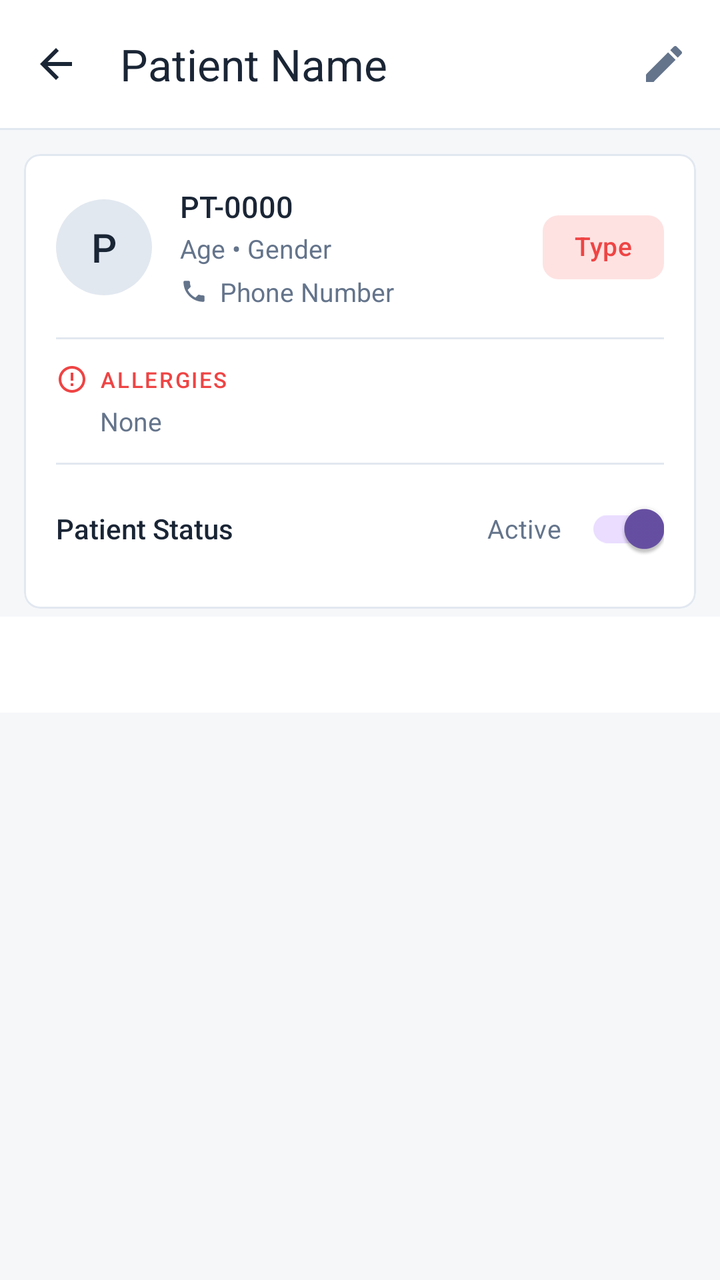
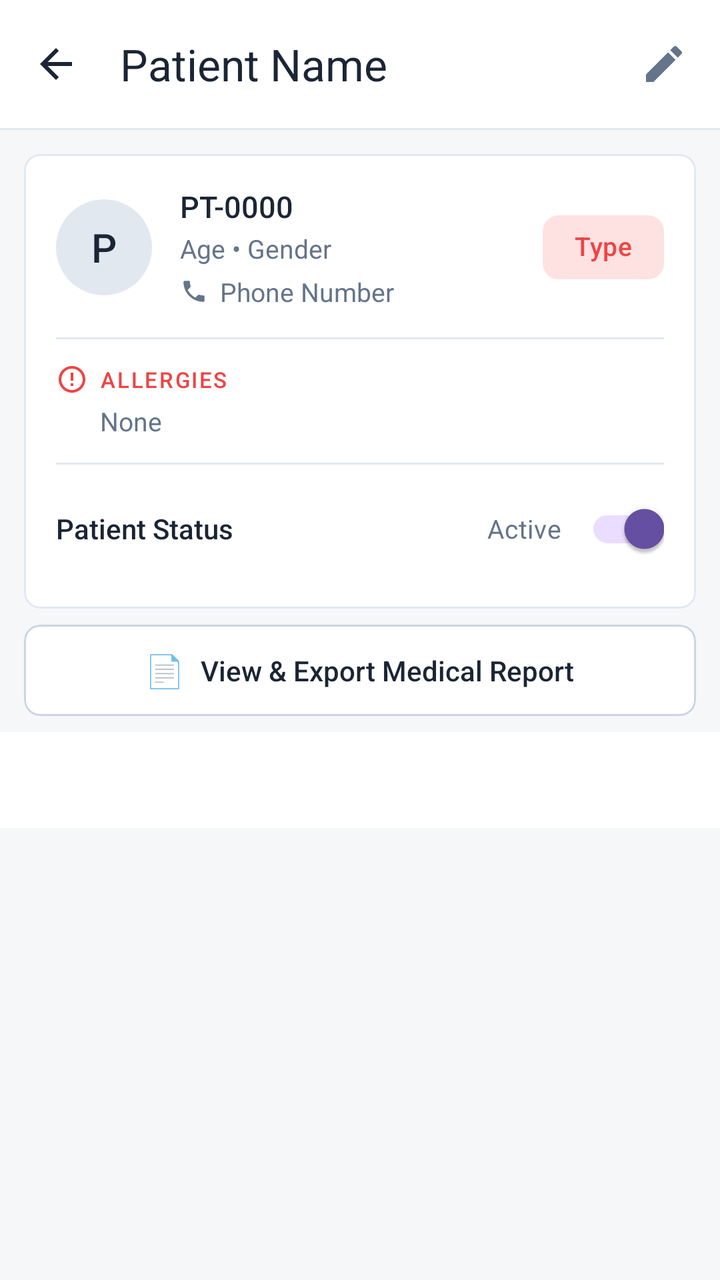

Screens rendered from an Android XML layout before and after an edit, with the pre-edit source and the edit as a unified diff.
<!-- AndroidManifest.xml: activity theme Theme.Healthcare_app -->
<!-- res/layout/activity_patient_detail.xml -->
<?xml version="1.0" encoding="utf-8"?>
<LinearLayout xmlns:android="http://schemas.android.com/apk/res/android"
    xmlns:app="http://schemas.android.com/apk/res-auto"
    android:layout_width="match_parent"
    android:layout_height="match_parent"
    android:fitsSystemWindows="true"
    android:orientation="vertical"
    android:background="#F5F7F9">

    
    <com.google.android.material.appbar.MaterialToolbar
        android:id="@+id/toolbar"
        android:layout_width="match_parent"
        android:layout_height="?attr/actionBarSize"
        android:background="#FFFFFF"
        app:navigationIcon="@drawable/ic_arrow_back"
        app:navigationIconTint="#1A2535"
        app:title="Patient Name"
        app:titleTextColor="#1A2535">

        <ImageView
            android:id="@+id/btnToolbarEdit"
            android:layout_width="wrap_content"
            android:layout_height="wrap_content"
            android:layout_gravity="end"
            android:padding="16dp"
            android:background="?attr/selectableItemBackgroundBorderless"
            android:src="@drawable/ic_edit_24"
            app:tint="#64748B" />

    </com.google.android.material.appbar.MaterialToolbar>

    <View
        android:layout_width="match_parent"
        android:layout_height="1dp"
        android:background="#E2E8F0" />

    
    <com.google.android.material.card.MaterialCardView
        android:layout_width="match_parent"
        android:layout_height="wrap_content"
        android:layout_marginStart="12dp"
        android:layout_marginEnd="12dp"
        android:layout_marginTop="12dp"
        android:layout_marginBottom="4dp"
        app:cardElevation="0dp"
        app:cardCornerRadius="8dp"
        app:cardBackgroundColor="#FFFFFF"
        app:strokeColor="#E2E8F0"
        app:strokeWidth="1dp">

        <LinearLayout
            android:layout_width="match_parent"
            android:layout_height="wrap_content"
            android:orientation="vertical"
            android:padding="16dp">

            
            <LinearLayout
                android:layout_width="match_parent"
                android:layout_height="wrap_content"
                android:orientation="horizontal"
                android:gravity="center_vertical">

                
                <TextView
                    android:id="@+id/avatar"
                    android:layout_width="48dp"
                    android:layout_height="48dp"
                    android:background="@drawable/circle_avatar_bg"
                    android:backgroundTint="#E2E8F0"
                    android:gravity="center"
                    android:text="P"
                    android:textColor="#1A2535"
                    android:textSize="20sp"
                    android:fontFamily="sans-serif-medium" />

                
                <LinearLayout
                    android:layout_width="0dp"
                    android:layout_height="wrap_content"
                    android:layout_weight="1"
                    android:orientation="vertical"
                    android:layout_marginStart="14dp">

                    <TextView
                        android:id="@+id/patientId"
                        android:layout_width="wrap_content"
                        android:layout_height="wrap_content"
                        android:text="PT-0000"
                        android:textSize="15sp"
                        android:fontFamily="sans-serif-medium"
                        android:textColor="#1A2535" />

                    <TextView
                        android:id="@+id/patientDemographics"
                        android:layout_width="wrap_content"
                        android:layout_height="wrap_content"
                        android:text="Age • Gender"
                        android:textSize="13sp"
                        android:fontFamily="sans-serif"
                        android:textColor="#64748B"
                        android:layout_marginTop="2dp" />

                    <LinearLayout
                        android:layout_width="wrap_content"
                        android:layout_height="wrap_content"
                        android:orientation="horizontal"
                        android:gravity="center_vertical"
                        android:layout_marginTop="4dp">

                        <ImageView
                            android:id="@+id/phoneIcon"
                            android:layout_width="14dp"
                            android:layout_height="14dp"
                            android:src="@drawable/ic_phone"
                            app:tint="#64748B" />

                        <TextView
                            android:id="@+id/patientPhone"
                            android:layout_width="wrap_content"
                            android:layout_height="wrap_content"
                            android:layout_marginStart="6dp"
                            android:text="Phone Number"
                            android:textSize="13sp"
                            android:fontFamily="sans-serif"
                            android:textColor="#64748B" />

                    </LinearLayout>

                </LinearLayout>

                
                <com.google.android.material.chip.Chip
                    android:id="@+id/bloodType"
                    android:layout_width="wrap_content"
                    android:layout_height="wrap_content"
                    android:text="Type"
                    android:textSize="13sp"
                    android:fontFamily="sans-serif-medium"
                    app:chipBackgroundColor="#FEE2E2"
                    android:textColor="#EF4444"
                    app:chipStrokeWidth="0dp"
                    app:ensureMinTouchTargetSize="false" />

            </LinearLayout>

            
            <View
                android:layout_width="match_parent"
                android:layout_height="1dp"
                android:layout_marginTop="14dp"
                android:layout_marginBottom="12dp"
                android:background="#E2E8F0" />

            
            <LinearLayout
                android:layout_width="match_parent"
                android:layout_height="wrap_content"
                android:orientation="vertical">

                <LinearLayout
                    android:layout_width="match_parent"
                    android:layout_height="wrap_content"
                    android:orientation="horizontal"
                    android:gravity="center_vertical"
                    android:layout_marginBottom="4dp">

                    <ImageView
                        android:id="@+id/alertIcon"
                        android:layout_width="16dp"
                        android:layout_height="16dp"
                        android:src="@drawable/ic_alert"
                        app:tint="#EF4444" />

                    <TextView
                        android:layout_width="wrap_content"
                        android:layout_height="wrap_content"
                        android:layout_marginStart="6dp"
                        android:text="ALLERGIES"
                        android:textSize="11sp"
                        android:fontFamily="sans-serif-medium"
                        android:textColor="#EF4444"
                        android:letterSpacing="0.08" />

                </LinearLayout>

                <TextView
                    android:id="@+id/patientAllergies"
                    android:layout_width="match_parent"
                    android:layout_height="wrap_content"
                    android:layout_marginStart="22dp"
                    android:text="None"
                    android:textSize="13sp"
                    android:fontFamily="sans-serif"
                    android:textColor="#64748B" />

            </LinearLayout>

            <View
                android:layout_width="match_parent"
                android:layout_height="1dp"
                android:layout_marginTop="12dp"
                android:layout_marginBottom="8dp"
                android:background="#E2E8F0" />

            <LinearLayout
                android:layout_width="match_parent"
                android:layout_height="wrap_content"
                android:orientation="horizontal"
                android:gravity="center_vertical">

                <TextView
                    android:layout_width="0dp"
                    android:layout_height="wrap_content"
                    android:layout_weight="1"
                    android:text="Patient Status"
                    android:textSize="14sp"
                    android:fontFamily="sans-serif-medium"
                    android:textColor="#1A2535" />

                <androidx.appcompat.widget.SwitchCompat
                    android:id="@+id/switchPatientStatus"
                    android:layout_width="wrap_content"
                    android:layout_height="wrap_content"
                    android:text="Active"
                    android:checked="true"
                    android:textColor="#64748B"
                    android:textSize="13sp"
                    app:switchPadding="12dp" />

            </LinearLayout>

        </LinearLayout>

    </com.google.android.material.card.MaterialCardView>

    
    <com.google.android.material.tabs.TabLayout
        android:id="@+id/tabLayout"
        android:layout_width="match_parent"
        android:layout_height="wrap_content"
        android:background="#FFFFFF"
        app:tabIndicatorColor="#185FA5"
        app:tabSelectedTextColor="#185FA5"
        app:tabTextColor="#64748B"
        app:tabMode="fixed" />

    <androidx.viewpager2.widget.ViewPager2
        android:id="@+id/viewPager"
        android:layout_width="match_parent"
        android:layout_height="match_parent" />

</LinearLayout>
<!-- resources referenced by this layout -->
<resources>
  <!-- drawable circle_avatar_bg (drawable) -->
  <shape xmlns:android="http://schemas.android.com/apk/res/android" android:shape="oval">
      <solid android:color="@color/patient_chip_bg"/>
  </shape>
  <!-- drawable ic_alert (drawable) -->
  <vector xmlns:android="http://schemas.android.com/apk/res/android"
      android:width="20dp" android:height="20dp"
      android:viewportWidth="24" android:viewportHeight="24">
      <path android:fillColor="@color/patient_allergy_text"
          android:pathData="M11,15h2v2h-2zM11,7h2v6h-2zM12,2C6.48,2 2,6.48 2,12s4.48,10 10,10 10,-4.48 10,-10S17.52,2 12,2zM12,20c-4.41,0 -8,-3.59 -8,-8s3.59,-8 8,-8 8,3.59 8,8 -3.59,8 -8,8z"/>
  </vector>
  <!-- drawable ic_arrow_back (drawable) -->
  <vector xmlns:android="http://schemas.android.com/apk/res/android"
      android:width="24dp"
      android:height="24dp"
      android:viewportWidth="24"
      android:viewportHeight="24"
      android:tint="?attr/colorControlNormal">
      <path
          android:fillColor="@android:color/white"
          android:pathData="M20,11H7.83l5.59,-5.59L12,4l-8,8l8,8l1.41,-1.41L7.83,13H20v-2z"/>
  </vector>
  <!-- drawable ic_edit_24 (drawable) -->
  <vector xmlns:android="http://schemas.android.com/apk/res/android"
      android:width="24dp"
      android:height="24dp"
      android:viewportWidth="24"
      android:viewportHeight="24"
      android:tint="?attr/colorControlNormal">
      <path
          android:fillColor="@android:color/white"
          android:pathData="M3,17.25V21h3.75L17.81,9.94l-3.75,-3.75L3,17.25zM20.71,7.04c0.39,-0.39 0.39,-1.02 0,-1.41l-2.34,-2.34c-0.39,-0.39 -1.02,-0.39 -1.41,0l-1.83,1.83 3.75,3.75 1.83,-1.83z"/>
  </vector>
  <!-- drawable ic_phone (drawable) -->
  <vector xmlns:android="http://schemas.android.com/apk/res/android"
      android:width="20dp" android:height="20dp"
      android:viewportWidth="24" android:viewportHeight="24">
      <path android:fillColor="@color/patient_text_secondary"
          android:pathData="M6.62,10.79c1.44,2.83 3.76,5.14 6.59,6.59l2.2,-2.2c0.27,-0.27 0.67,-0.36 1.02,-0.24 1.12,0.37 2.33,0.57 3.57,0.57 0.55,0 1,0.45 1,1V20c0,0.55 -0.45,1 -1,1 -9.39,0 -17,-7.61 -17,-17 0,-0.55 0.45,-1 1,-1h3.5c0.55,0 1,0.45 1,1 0,1.25 0.2,2.45 0.57,3.57 0.11,0.35 0.03,0.74 -0.25,1.02l-2.2,2.2z"/>
  </vector>
  <style name="Theme.Healthcare_app" parent="Base.Theme.Healthcare_app" />
  <color name="patient_chip_bg">#EFF6FF</color>
  <color name="patient_allergy_text">#D32F2F</color>
  <color name="patient_text_secondary">#64748B</color>
  <style name="Base.Theme.Healthcare_app" parent="Theme.Material3.Light.NoActionBar">
          <item name="bottomSheetDialogTheme">@style/Theme.Healthcare_app.BottomSheetDialog</item>
      </style>
  <style name="Theme.Healthcare_app.BottomSheetDialog" parent="ThemeOverlay.Material3.BottomSheetDialog">
          <item name="android:windowIsFloating">false</item>
          <item name="android:backgroundDimEnabled">true</item>
          
          <item name="colorSurface">#FFFFFF</item>
          <item name="colorOnSurface">#1A2535</item>
          <item name="colorOnSurfaceVariant">#64748B</item>
          <item name="android:colorBackground">#FFFFFF</item>
          <item name="colorPrimary">#185FA5</item>
          <item name="colorOnPrimary">#FFFFFF</item>
          
          <item name="android:textColorPrimary">#1A2535</item>
          <item name="android:textColorSecondary">#64748B</item>
          <item name="android:textColorHint">#64748B</item>
          
          <item name="colorControlNormal">#E2E8F0</item>
          <item name="colorControlActivated">#185FA5</item>
          
          <item name="bottomSheetStyle">@style/LightBottomSheetStyle</item>
      </style>
  <style name="LightBottomSheetStyle" parent="Widget.Material3.BottomSheet.Modal">
          <item name="backgroundTint">#FFFFFF</item>
          <item name="android:elevation">0dp</item>
      </style>
</resources>

<!-- the commit's change to res/layout/activity_patient_detail.xml (unified diff, before → after) -->
@@ -235,6 +235,46 @@
 
     </com.google.android.material.card.MaterialCardView>
 
+    <com.google.android.material.card.MaterialCardView
+        android:id="@+id/btnGenerateReport"
+        android:layout_width="match_parent"
+        android:layout_height="wrap_content"
+        android:layout_marginStart="12dp"
+        android:layout_marginEnd="12dp"
+        android:layout_marginTop="4dp"
+        android:layout_marginBottom="8dp"
+        android:clickable="true"
+        android:focusable="true"
+        app:cardElevation="0dp"
+        app:cardCornerRadius="8dp"
+        app:cardBackgroundColor="#FFFFFF"
+        app:strokeColor="#CBD5E1"
+        app:strokeWidth="1dp">
+
+        <LinearLayout
+            android:layout_width="match_parent"
+            android:layout_height="wrap_content"
+            android:orientation="horizontal"
+            android:padding="12dp"
+            android:gravity="center">
+
+            <TextView
+                android:layout_width="wrap_content"
+                android:layout_height="wrap_content"
+                android:text="📄"
+                android:textSize="16sp" />
+
+            <TextView
+                android:layout_width="wrap_content"
+                android:layout_height="wrap_content"
+                android:layout_marginStart="8dp"
+                android:text="View &amp; Export Medical Report"
+                android:textSize="14sp"
+                android:fontFamily="sans-serif-medium"
+                android:textColor="#1A2535" />
+
+        </LinearLayout>
+    </com.google.android.material.card.MaterialCardView>
     
     <com.google.android.material.tabs.TabLayout
         android:id="@+id/tabLayout"
